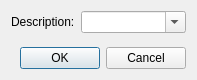
The window that source/dialogs/rehearsalsigndialog.ui (powertab/powertabeditor) describes before a commit, drawn with Qt 5.
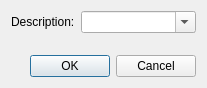
The same window after the commit.

The edit to the form file:
```diff
--- a/source/dialogs/rehearsalsigndialog.ui
+++ b/source/dialogs/rehearsalsigndialog.ui
@@ -6,8 +6,8 @@
    <rect>
     <x>0</x>
     <y>0</y>
-    <width>197</width>
-    <height>80</height>
+    <width>207</width>
+    <height>88</height>
    </rect>
   </property>
   <property name="windowTitle">
```
Left out of the diff: 3 changed lines with no effect on the pictures.
